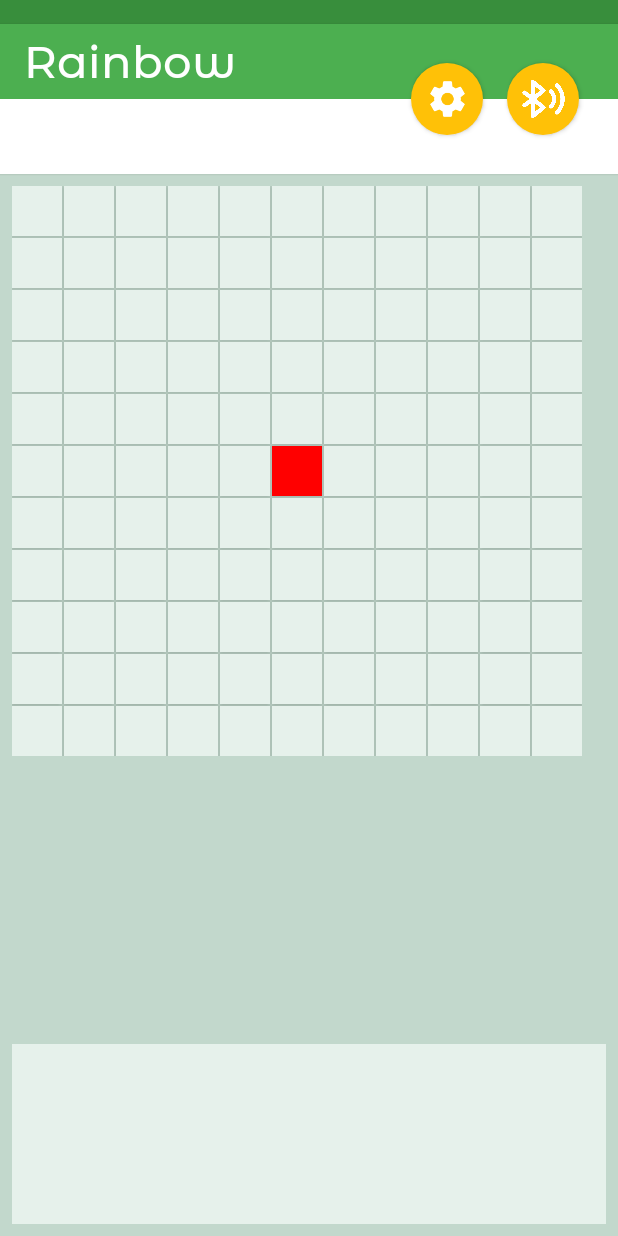
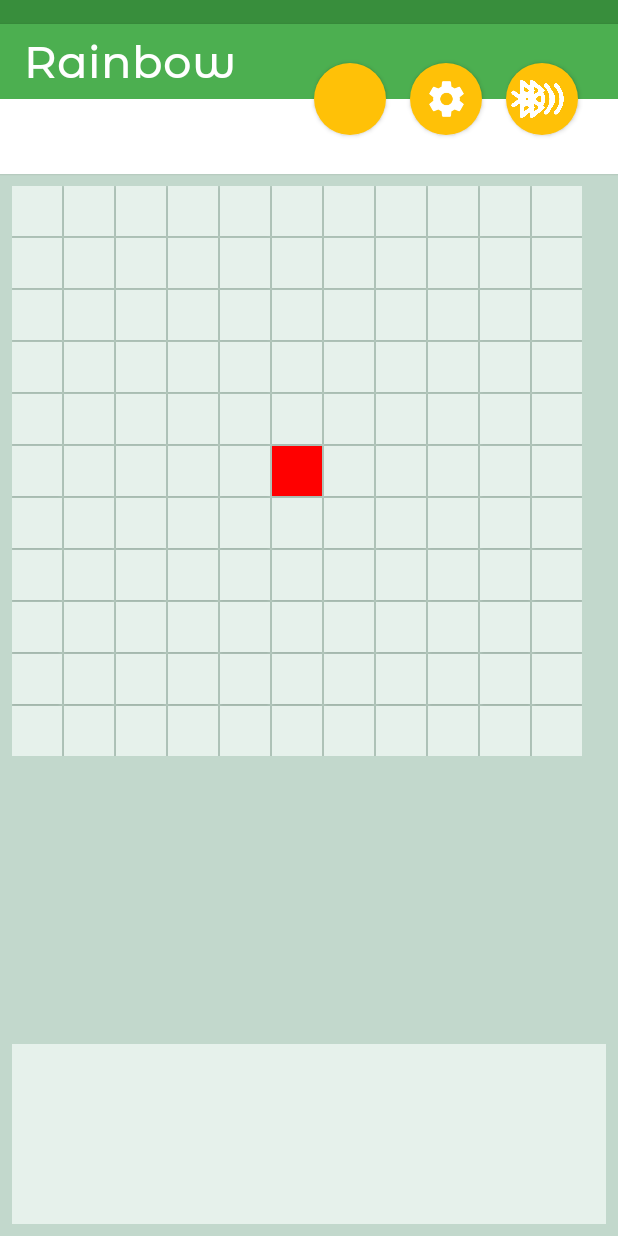
Before and after one commit to SkyWetter/ZoomLayoutTest, an Android app: the screen it shows after launch (MainActivity), on a phone screen of 412 x 824 dp. Run offline under Robolectric (Android 15) with nearby library versions, the phone set to English and light mode, and no system bars; plain views replace ZoomLayout.

Commit message:
-- Added various icons to file directory -- Moved bedsettings button into top bar panel with circular background

```diff
--- a/app/src/main/java/com/example/android/zoomlayouttest/MainActivity.kt
+++ b/app/src/main/java/com/example/android/zoomlayouttest/MainActivity.kt
@@ -473,9 +473,9 @@ class MainActivity : AppCompatActivity(), AdapterView.OnItemClickListener {
         val bedZero = Bed(0)
         bedList.add(bedZero)
 
-
         /** Init code*/
         initColorsFonts()   //Sets colors of various UI elements
+        initUiVisibility()
         gridCreate(50, 2, constraintLayout, this@MainActivity)  //Creates the garden bed grid
         turretSquare = allSquares[((buttonsPerRow * buttonsPerRow) - 1) / 2]  //Gets the location of the central square of the garden bed
         initializeButtons(this@MainActivity, doneButton,bluetoothButton)  //Initializes button listeners
@@ -510,8 +510,19 @@ class MainActivity : AppCompatActivity(), AdapterView.OnItemClickListener {
     }
 
     /***
-     *  INIT FUNCTIONS // LISTENERS
+     * INIT FUNCTIONS // LISTENERS
      */
+    private fun initUiVisibility(){
+
+        bluetoothContainer.visibility = View.GONE
+        btnONOFF.visibility = View.VISIBLE
+        btnDiscover.visibility =View.GONE
+        btnEnableDisable_Discoverable.visibility = View.GONE
+        btnStartConnection.visibility = View.GONE
+        btnReset.visibility = View.GONE
+        btnReturn.visibility = View.GONE
+        doneButtonContainer.visibility = View.GONE
+    }
 
     private fun initColorsFonts(){
 
@@ -582,7 +593,7 @@ class MainActivity : AppCompatActivity(), AdapterView.OnItemClickListener {
                 thisBed.waterLevel = bedBeingEdited.waterLevel
 
                 paramMenuContainer.visibility = View.GONE
-                doneButton.visibility = View.VISIBLE
+                doneButtonContainer.visibility = View.VISIBLE
                 bottomText.visibility = View.VISIBLE
                 paramMenuOpen = !paramMenuOpen
             }
@@ -611,7 +622,7 @@ class MainActivity : AppCompatActivity(), AdapterView.OnItemClickListener {
                }
 
                 paramMenuContainer.visibility = View.VISIBLE
-                doneButton.visibility = View.INVISIBLE
+                doneButtonContainer.visibility = View.INVISIBLE
                 bottomText.visibility = View.INVISIBLE
                 paramMenuOpen = !paramMenuOpen
             }
@@ -838,7 +849,7 @@ class MainActivity : AppCompatActivity(), AdapterView.OnItemClickListener {
         if (!paramMenuOpen) {
             if (bedEdit[0] == 0)     //if not in editing mode (ie creating new bed)
             {
-                doneButton.visibility = View.VISIBLE   //If creating a bed, make doneButton appear
+                doneButtonContainer.visibility = View.VISIBLE   //If creating a bed, make doneButton appear
 
                 if (thisSquare.bedID == 0)          //check if tile is currently in any bed, do nothing if already in bed
                 {
@@ -904,7 +915,7 @@ class MainActivity : AppCompatActivity(), AdapterView.OnItemClickListener {
         //val bedToEdit = 1   //figure out for to set this via clicking card in RV
 
         bedSettings.visibility = View.VISIBLE
-        doneButton.visibility = View.VISIBLE
+        doneButtonContainer.visibility = View.VISIBLE
 
         bedEdit[0] = 1      //bool to toggle editing mode
         bedEdit[1] = bedToEdit      //bedID that is being edited
@@ -1011,7 +1022,7 @@ class MainActivity : AppCompatActivity(), AdapterView.OnItemClickListener {
     private fun doneBed()
     {
         removeAdjacentSquares()   //Resets adjacentSquare square visibility
-        doneButton.visibility = View.GONE   //Hides done button
+        doneButtonContainer.visibility = View.GONE   //Hides done button
         bedSettings.visibility = View.GONE
         if (tempBed.isNotEmpty() && bedEdit[0] == 0) {      //only executes when there is new bed, otherwise updates done on click
          //   ColorData.newRandomBedColor()
--- a/app/src/main/res/layout/activity_main.xml
+++ b/app/src/main/res/layout/activity_main.xml
@@ -32,6 +32,7 @@
 
 
             <ImageView
+                android:id="@+id/img_globlaSettings"
                 android:layout_width="35dp"
                 android:layout_height="92dp"
                 android:layout_marginTop="4dp"
@@ -49,17 +50,18 @@
                 android:id="@+id/settingsButton"
                 android:layout_width="48dp"
                 android:layout_height="48dp"
-                android:layout_marginStart="256dp"
+                android:layout_marginStart="16dp"
                 android:layout_marginTop="8dp"
                 android:layout_marginBottom="8dp"
                 android:background="@drawable/btn_rnd"
                 android:elevation="1dp"
                 app:layout_constraintBottom_toBottomOf="parent"
                 app:layout_constraintRight_toLeftOf="@+id/bluetoothButton"
-                app:layout_constraintStart_toStartOf="parent"
+                app:layout_constraintStart_toEndOf="@+id/bedSettings"
                 app:layout_constraintTop_toTopOf="parent" />
 
             <ImageView
+                android:id="@+id/img_bluetoothSettings"
                 android:layout_width="35dp"
                 android:layout_height="92dp"
                 android:layout_marginTop="4dp"
@@ -88,6 +90,38 @@
                 app:layout_constraintHorizontal_bias="1.0"
                 app:layout_constraintStart_toEndOf="@+id/settingsButton"
                 app:layout_constraintTop_toTopOf="parent" />
+
+            <ImageView
+                android:id="@+id/img_bedSettings"
+                android:layout_width="35dp"
+                android:layout_height="92dp"
+                android:layout_marginTop="4dp"
+                android:elevation="3dp"
+                android:scaleX="0.8"
+                android:scaleY="0.8"
+                android:src="@drawable/bluetoothicon"
+                app:layout_constraintBottom_toBottomOf="@+id/bluetoothButton"
+                app:layout_constraintEnd_toEndOf="@+id/bluetoothButton"
+                app:layout_constraintHorizontal_bias="0.0"
+                app:layout_constraintStart_toStartOf="@+id/bluetoothButton"
+                app:layout_constraintTop_toTopOf="@+id/bluetoothButton"
+                app:layout_constraintVertical_bias="0.541" />
+
+            <Button
+                android:id="@+id/bedSettings"
+                android:layout_width="48dp"
+                android:layout_height="48dp"
+                android:layout_marginStart="190dp"
+                android:layout_marginEnd="8dp"
+                android:background="@drawable/btn_rnd"
+                android:elevation="2dp"
+                android:visibility="visible"
+                app:layout_constraintBottom_toBottomOf="parent"
+                app:layout_constraintEnd_toStartOf="@+id/settingsButton"
+                app:layout_constraintHorizontal_bias="0.58"
+                app:layout_constraintStart_toStartOf="parent"
+                app:layout_constraintTop_toTopOf="parent" />
+
         </android.support.constraint.ConstraintLayout>
 
         <android.support.constraint.ConstraintLayout
@@ -352,18 +386,6 @@
                 app:layout_constraintStart_toStartOf="parent"
                 app:layout_constraintTop_toBottomOf="@+id/topText">
 
-                <Button
-                    android:id="@+id/bedSettings"
-                    android:layout_width="0dp"
-                    android:layout_height="0dp"
-                    android:layout_marginTop="8dp"
-                    android:max="2"
-                    android:text="Bed Settings"
-                    android:visibility="visible"
-                    app:layout_constraintBottom_toBottomOf="parent"
-                    app:layout_constraintEnd_toEndOf="parent"
-                    app:layout_constraintStart_toStartOf="parent"
-                    app:layout_constraintTop_toBottomOf="parent" />
             </android.support.constraint.ConstraintLayout>
 
 
@@ -434,37 +456,65 @@
 
 
             android:id="@+id/bottomText"
-            android:layout_width="0dp"
+            android:layout_width="match_parent"
             android:layout_height="120dp"
             android:layout_marginStart="8dp"
             android:layout_marginEnd="8dp"
             android:layout_marginBottom="8dp"
             android:background="#000000"
             android:gravity="center"
-            android:paddingHorizontal="24dp"
             app:layout_constraintBottom_toBottomOf="parent"
             app:layout_constraintEnd_toEndOf="parent"
             app:layout_constraintHorizontal_bias="0.0"
             app:layout_constraintStart_toStartOf="parent"
             app:layout_constraintTop_toBottomOf="@+id/zoomLayout">
 
-            <Button
+            <android.support.constraint.ConstraintLayout
+                android:id="@+id/doneButtonContainer"
+                android:layout_width="match_parent"
+                android:layout_height="match_parent"
+                android:elevation="1dp"
+                app:layout_constraintBottom_toBottomOf="parent"
+                app:layout_constraintLeft_toLeftOf="parent"
+                app:layout_constraintRight_toRightOf="parent"
+                app:layout_constraintTop_toTopOf="parent">
 
-                android:id="@+id/doneButton"
-                android:layout_width="0dp"
-                android:layout_height="0dp"
-                android:text="Done Bed"
-                android:visibility="gone"
-                app:layout_constraintBottom_toBottomOf="parent"
-                app:layout_constraintEnd_toEndOf="parent"
-                app:layout_constraintStart_toStartOf="parent"
-                app:layout_constraintTop_toTopOf="parent" />
+                <View
+                    android:id="@+id/doneButtonBackground"
+                    android:layout_width="match_parent"
+                    android:layout_height="match_parent"
+                    android:background="#FFFFFF"
+                    android:alpha="0.85"
+                    android:elevation="1dp"
+                    app:layout_constraintBottom_toBottomOf="parent"
+                    app:layout_constraintEnd_toEndOf="parent"
+                    app:layout_constraintStart_toStartOf="parent"
+                    app:layout_constraintTop_toTopOf="@id/doneButtonBackground" />
+
+                <Button
+
+                    android:id="@+id/doneButton"
+                    android:layout_width="90dp"
+                    android:layout_height="wrap_content"
+                    android:gravity="center"
+                    android:text="Done Bed"
+                    android:background="#FFC107"
+                    android:textColor="#FFFFFF"
+                    android:visibility="visible"
+                    app:layout_constraintBottom_toBottomOf="parent"
+                    app:layout_constraintHorizontal_bias="0.498"
+                    app:layout_constraintLeft_toLeftOf="parent"
+                    app:layout_constraintRight_toRightOf="parent"
+                    app:layout_constraintTop_toTopOf="parent" />
+            </android.support.constraint.ConstraintLayout>
 
             <android.support.v7.widget.RecyclerView
                 android:id="@+id/recyclerView"
                 android:layout_width="0dp"
                 android:layout_height="0dp"
                 android:layout_margin="0dp"
+                android:layout_marginStart="16dp"
+                android:layout_marginEnd="16dp"
                 android:background="@color/offWhite"
                 app:layout_constraintBottom_toBottomOf="@+id/bottomText"
                 app:layout_constraintEnd_toEndOf="@+id/bottomText"
--- a/build.gradle
+++ b/build.gradle
@@ -7,7 +7,7 @@ buildscript {
         jcenter()
     }
     dependencies {
-        classpath 'com.android.tools.build:gradle:3.2.0'
+        classpath 'com.android.tools.build:gradle:3.2.1'
         classpath "org.jetbrains.kotlin:kotlin-gradle-plugin:$kotlin_version"
 
         // NOTE: Do not place your application dependencies here; they belong
```
Also changed, not shown: app/src/main/res/drawable/ic_close_black_48dp.png (added), app/src/main/res/drawable/ic_close_white_48dp.png (added), app/src/main/res/drawable/ic_done_black_48dp.png (added), app/src/main/res/drawable/ic_done_white_48dp.png (added), app/src/main/res/drawable/ic_morning_48dp.png (added), app/src/main/res/drawable/ic_morning_white_48dp.png (added), app/src/main/res/drawable/ic_settings_white_48dp.png (added), app/src/main/res/drawable/morningNight_black.png (added), app/src/main/res/drawable/morningNight_white.png (added), app/src/main/res/drawable/night_48dp.png (added), app/src/main/res/drawable/night_white_48dp.png (added).
